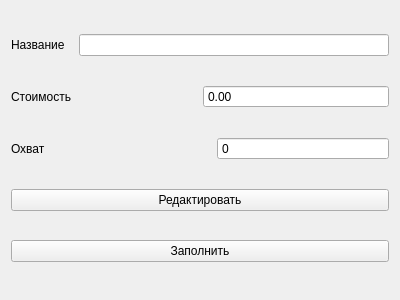
Before: the Qt Designer form AWS/channelform.ui in 9t0z1k/TSP-AWS, drawn with Qt 5.
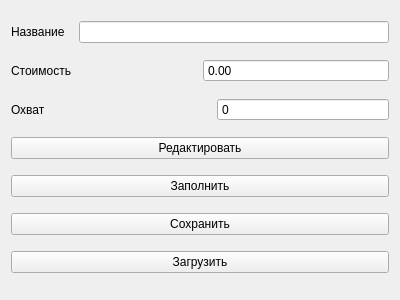
After: the same form once the commit is applied.

The edit to the form file:
```diff
--- a/AWS/channelform.ui
+++ b/AWS/channelform.ui
@@ -114,6 +114,20 @@
        </property>
       </widget>
      </item>
+     <item>
+      <widget class="QPushButton" name="save">
+       <property name="text">
+        <string>Сохранить</string>
+       </property>
+      </widget>
+     </item>
+     <item>
+      <widget class="QPushButton" name="load">
+       <property name="text">
+        <string>Загрузить</string>
+       </property>
+      </widget>
+     </item>
     </layout>
    </item>
   </layout>
```
